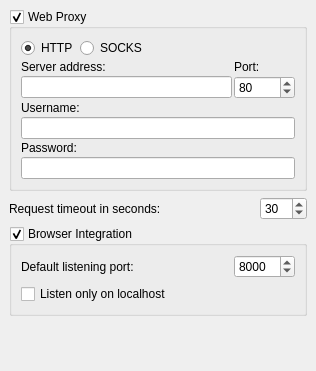
metabrainz/picard, file ui/options_network.ui: the form before one commit.
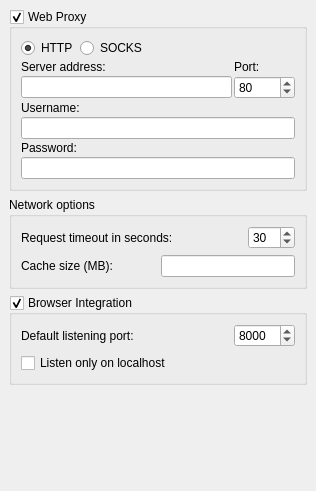
The form after the commit.

Commit message: Let the user configure network cache size via Network Options

The edit to the form file:
```diff
--- a/ui/options_network.ui
+++ b/ui/options_network.ui
@@ -7,7 +7,7 @@
     <x>0</x>
     <y>0</y>
     <width>316</width>
-    <height>371</height>
+    <height>491</height>
    </rect>
   </property>
   <layout class="QVBoxLayout">
@@ -150,6 +150,12 @@
      </layout>
     </widget>
    </item>
+   <item alignment="Qt::AlignVCenter">
+    <widget class="QGroupBox" name="networkopts">
+     <property name="title">
+      <string>Network options</string>
+     </property>
+     <layout class="QVBoxLayout" name="verticalLayout_5">
    <item>
     <layout class="QHBoxLayout" name="horizontalLayout_3">
      <item>
@@ -178,6 +184,39 @@
     </layout>
    </item>
    <item>
+       <layout class="QHBoxLayout" name="horizontalLayout">
+        <item alignment="Qt::AlignLeft|Qt::AlignVCenter">
+         <widget class="QLabel" name="label_cache_size">
+          <property name="sizePolicy">
+           <sizepolicy hsizetype="Expanding" vsizetype="Preferred">
+            <horstretch>0</horstretch>
+            <verstretch>0</verstretch>
+           </sizepolicy>
+          </property>
+          <property name="text">
+           <string>Cache size (MB):</string>
+          </property>
+         </widget>
+        </item>
+        <item>
+         <widget class="QLineEdit" name="network_cache_size">
+          <property name="sizePolicy">
+           <sizepolicy hsizetype="Minimum" vsizetype="Fixed">
+            <horstretch>0</horstretch>
+            <verstretch>0</verstretch>
+           </sizepolicy>
+          </property>
+          <property name="alignment">
+           <set>Qt::AlignRight|Qt::AlignTrailing|Qt::AlignVCenter</set>
+          </property>
+         </widget>
+        </item>
+       </layout>
+      </item>
+     </layout>
+    </widget>
+   </item>
+   <item>
     <widget class="QGroupBox" name="browser_integration">
      <property name="title">
       <string>Browser Integration</string>
```
Left out of the diff: 2 changed lines with no effect on the pictures. Lines whose indentation alone changed are shown as unchanged. The commit also changes 4 other files.
